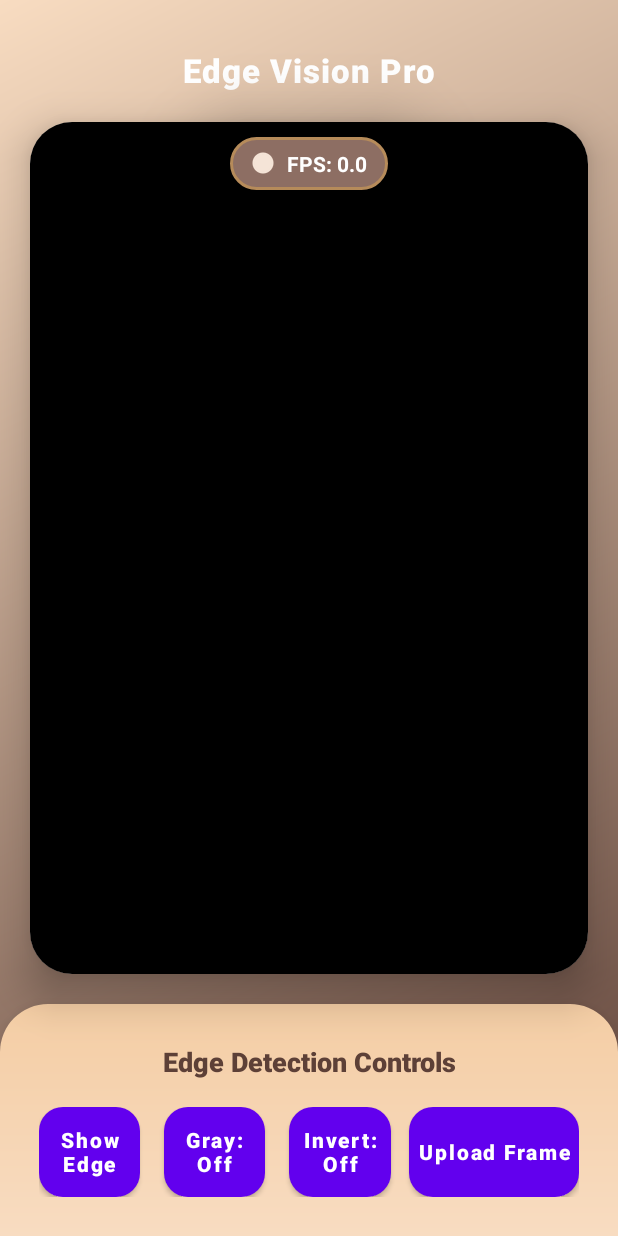
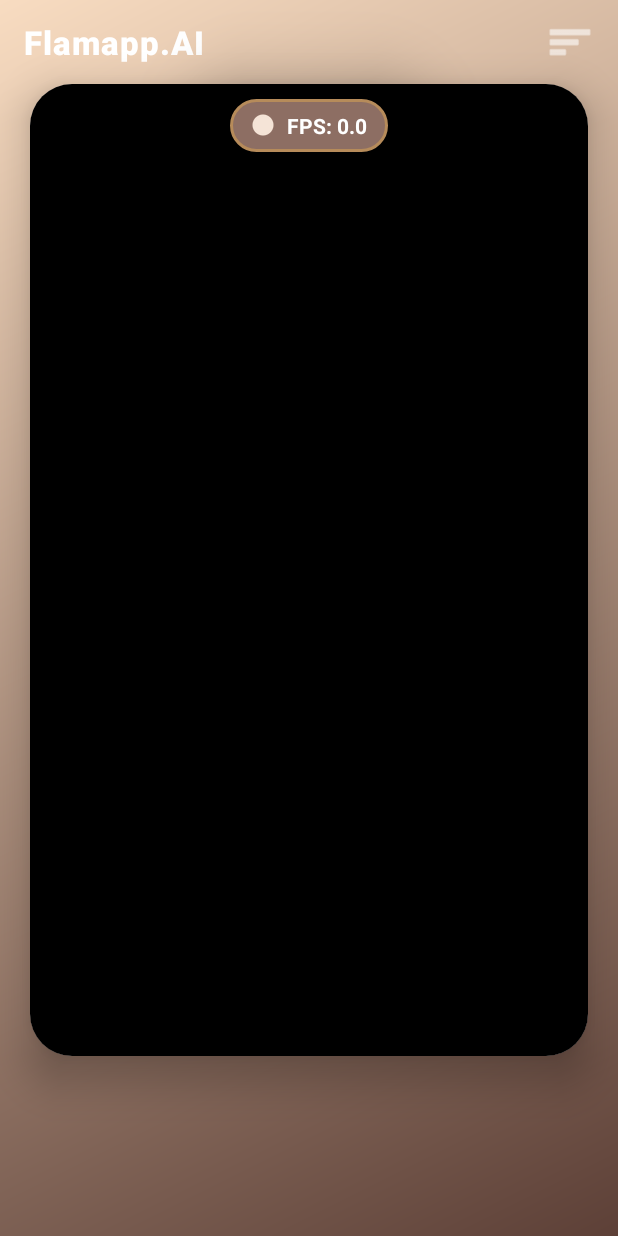
Before and after one commit to obitouchiharinn/FlamAPPAi, an Android app: the layout activity_main.xml on its own in the app's theme, with its tools: preview values and no code run, on a phone screen of 412 x 824 dp. Run offline under Robolectric (Android 15) with nearby library versions, the phone set to English and light mode, and no system bars.

Commit message:
added  Navbar

```diff
--- a/app/src/main/res/layout/activity_main.xml
+++ b/app/src/main/res/layout/activity_main.xml
@@ -1,40 +1,65 @@
 <?xml version="1.0" encoding="utf-8"?>
-<androidx.constraintlayout.widget.ConstraintLayout xmlns:android="http://schemas.android.com/apk/res/android"
+<androidx.drawerlayout.widget.DrawerLayout xmlns:android="http://schemas.android.com/apk/res/android"
     xmlns:app="http://schemas.android.com/apk/res-auto"
-    xmlns:tools="http://schemas.android.com/tools"
+    android:id="@+id/drawerLayout"
+    android:layout_width="match_parent"
+    android:layout_height="match_parent">
+
+    <!-- Main content -->
+    <androidx.constraintlayout.widget.ConstraintLayout
         android:layout_width="match_parent"
         android:layout_height="match_parent"
-    android:background="@drawable/gradient_background"
-    tools:context=".MainActivity">
+        android:background="@drawable/gradient_background">
 
-    <!-- Modern Top Title -->
+        <!-- Top bar: title (left) + burger icon (right) -->
+        <LinearLayout
+            android:id="@+id/topBar"
+            android:layout_width="0dp"
+            android:layout_height="56dp"
+            android:orientation="horizontal"
+            android:gravity="center_vertical"
+            android:paddingStart="16dp"
+            android:paddingEnd="12dp"
+            android:background="@android:color/transparent"
+            app:layout_constraintTop_toTopOf="parent"
+            app:layout_constraintStart_toStartOf="parent"
+            app:layout_constraintEnd_toEndOf="parent">
+
             <TextView
                 android:id="@+id/appTitle"
-        android:layout_width="wrap_content"
+                android:layout_width="0dp"
                 android:layout_height="wrap_content"
-        android:text="Edge Vision Pro"
+                android:layout_weight="1"
+                android:text="Flamapp.AI"
                 android:textSize="22sp"
                 android:textColor="#FFFFFF"
                 android:textStyle="bold"
                 android:fontFamily="sans-serif-medium"
-        app:layout_constraintTop_toTopOf="parent"
-        app:layout_constraintStart_toStartOf="parent"
-        app:layout_constraintEnd_toEndOf="parent"
-        android:letterSpacing="0.03"
-        android:layout_marginTop="32dp" />
+                android:letterSpacing="0.03" />
 
-    <!-- Modern Camera Card -->
+            <ImageButton
+                android:id="@+id/btnBurger"
+                android:layout_width="40dp"
+                android:layout_height="40dp"
+                android:background="?attr/selectableItemBackgroundBorderless"
+                android:contentDescription="Menu"
+                android:src="@android:drawable/ic_menu_sort_by_size"
+                android:tint="#FFFFFF" />
+        </LinearLayout>
+
+        <!-- Modern Camera Card (moved down below top bar) -->
         <androidx.cardview.widget.CardView
             android:id="@+id/previewCard"
             android:layout_width="0dp"
             android:layout_height="0dp"
-        android:layout_margin="20dp"
+            android:layout_marginStart="20dp"
+            android:layout_marginEnd="20dp"
             app:cardCornerRadius="28dp"
             app:cardElevation="16dp"
-        app:layout_constraintTop_toBottomOf="@id/appTitle"
+            app:layout_constraintTop_toBottomOf="@id/topBar"
             app:layout_constraintStart_toStartOf="parent"
             app:layout_constraintEnd_toEndOf="parent"
-        app:layout_constraintBottom_toTopOf="@+id/controlsLayout">
+            app:layout_constraintBottom_toTopOf="@+id/placeholderBottomSpace">
 
             <ImageView
                 android:id="@+id/imageView"
@@ -44,7 +69,7 @@
                 android:scaleType="fitCenter" />
         </androidx.cardview.widget.CardView>
 
-    <!-- FPS Badge (Modern Pill Design) -->
+        <!-- FPS Badge (keep as-is, anchored to previewCard) -->
         <LinearLayout
             android:id="@+id/fpsBadge"
             android:layout_width="wrap_content"
@@ -79,100 +104,25 @@
                 android:textStyle="bold" />
         </LinearLayout>
 
-    <!-- Modern Control Panel -->
-    <LinearLayout
-        android:id="@+id/controlsLayout"
+        <!-- Placeholder bottom space to keep previous spacing (controls removed) -->
+        <View
+            android:id="@+id/placeholderBottomSpace"
             android:layout_width="0dp"
-        android:layout_height="wrap_content"
-        android:background="@drawable/control_panel_background"
-        android:orientation="vertical"
-        android:padding="26dp"
-        android:elevation="12dp"
+            android:layout_height="120dp"
             app:layout_constraintBottom_toBottomOf="parent"
             app:layout_constraintStart_toStartOf="parent"
-        app:layout_constraintEnd_toEndOf="parent">
+            app:layout_constraintEnd_toEndOf="parent" />
 
-        <!-- Panel Title -->
-        <TextView
-            android:id="@+id/controlTitle"
-            android:layout_width="match_parent"
-            android:layout_height="wrap_content"
-            android:text="Edge Detection Controls"
-            android:textSize="18sp"
-            android:textColor="#5D4037"
-            android:textStyle="bold"
-            android:fontFamily="sans-serif-medium"
-            android:gravity="center"
-            android:layout_marginBottom="18dp" />
+        <!-- ...existing code... other unchanged widgets if any... -->
+    </androidx.constraintlayout.widget.ConstraintLayout>
 
-        <!-- Buttons (Modern Pill Buttons) -->
-        <LinearLayout
-            android:layout_width="match_parent"
-            android:layout_height="wrap_content"
-            android:gravity="center"
-            android:orientation="horizontal">
+    <!-- Right-side navigation drawer -->
+    <com.google.android.material.navigation.NavigationView
+        android:id="@+id/navigationView"
+        android:layout_width="wrap_content"
+        android:layout_height="match_parent"
+        android:layout_gravity="end"
+        app:menu="@menu/menu_drawer"
+        android:background="?android:attr/windowBackground" />
 
-            <Button
-                android:id="@+id/btnToggle"
-                android:layout_width="0dp"
-                android:layout_height="60dp"
-                android:layout_marginEnd="8dp"
-                android:layout_weight="1"
-                android:background="@drawable/button_primary"
-                android:text="Show Edge Detection"
-                android:textColor="#FFFFFF"
-                android:textAllCaps="false"
-                android:textStyle="bold"
-                android:fontFamily="sans-serif-medium"
-                android:padding="6dp"
-                android:elevation="10dp" />
-
-            <Button
-                android:id="@+id/btnGrayToggle"
-                android:layout_width="0dp"
-                android:layout_height="60dp"
-                android:layout_marginStart="8dp"
-                android:layout_marginEnd="8dp"
-                android:layout_weight="1"
-                android:background="@drawable/button_primary"
-                android:text="Gray: Off"
-                android:textColor="#FFFFFF"
-                android:textAllCaps="false"
-                android:textStyle="bold"
-                android:fontFamily="sans-serif-medium"
-                android:padding="6dp"
-                android:elevation="10dp" />
-
-            <Button
-                android:id="@+id/btnInvertToggle"
-                android:layout_width="0dp"
-                android:layout_height="60dp"
-                android:layout_marginStart="8dp"
-                android:layout_marginEnd="0dp"
-                android:layout_weight="1"
-                android:background="@drawable/button_primary"
-                android:text="Invert: Off"
-                android:textColor="#FFFFFF"
-                android:textAllCaps="false"
-                android:textStyle="bold"
-                android:fontFamily="sans-serif-medium"
-                android:padding="6dp"
-                android:elevation="10dp" />
-
-            <Button
-                android:id="@+id/btnUpload"
-                android:layout_width="wrap_content"
-                android:layout_height="60dp"
-                android:layout_marginStart="12dp"
-                android:background="@drawable/button_success"
-                android:elevation="10dp"
-                android:fontFamily="sans-serif-medium"
-                android:padding="6dp"
-                android:text="Upload Frame"
-                android:textAllCaps="false"
-                android:textColor="#FFFFFF"
-                android:textStyle="bold" />
-        </LinearLayout>
-    </LinearLayout>
-
-</androidx.constraintlayout.widget.ConstraintLayout>
+</androidx.drawerlayout.widget.DrawerLayout>
--- /dev/null
+++ b/app/src/main/res/menu/menu_drawer.xml
@@ -0,0 +1,24 @@
+<?xml version="1.0" encoding="utf-8"?>
+<menu xmlns:android="http://schemas.android.com/apk/res/android">
+
+    <item
+        android:id="@+id/menu_toggle"
+        android:title="Toggle Mode"
+        android:icon="@android:drawable/ic_menu_view" />
+
+    <item
+        android:id="@+id/menu_gray"
+        android:title="Grayscale On/Off"
+        android:icon="@android:drawable/ic_menu_day" />
+
+    <item
+        android:id="@+id/menu_invert"
+        android:title="Invert On/Off"
+        android:icon="@android:drawable/ic_menu_rotate" />
+
+    <item
+        android:id="@+id/menu_upload"
+        android:title="Upload Frame"
+        android:icon="@android:drawable/ic_menu_upload" />
+
+</menu>
--- a/app/src/main/res/values/themes.xml
+++ b/app/src/main/res/values/themes.xml
@@ -1,8 +1,9 @@
 <?xml version="1.0" encoding="utf-8"?>
 <resources xmlns:tools="http://schemas.android.com/tools">
     <!-- Base application theme. -->
-    <style name="Theme.AndroidVenture" parent="Theme.MaterialComponents.DayNight.DarkActionBar">
-        <!-- Primary brand color. -->
+    <style name="Theme.AndroidVenture" parent="Theme.MaterialComponents.DayNight.NoActionBar">
+
+    <!-- Primary brand color. -->
         <item name="colorPrimary">@color/purple_500</item>
         <item name="colorPrimaryVariant">@color/purple_700</item>
         <item name="colorOnPrimary">@color/white</item>
```
Also changed, not shown: app/src/main/java/com/androidventure/edgedetector/MainActivity.kt (+95 -136 lines). Lines whose indentation alone changed are shown as unchanged.
